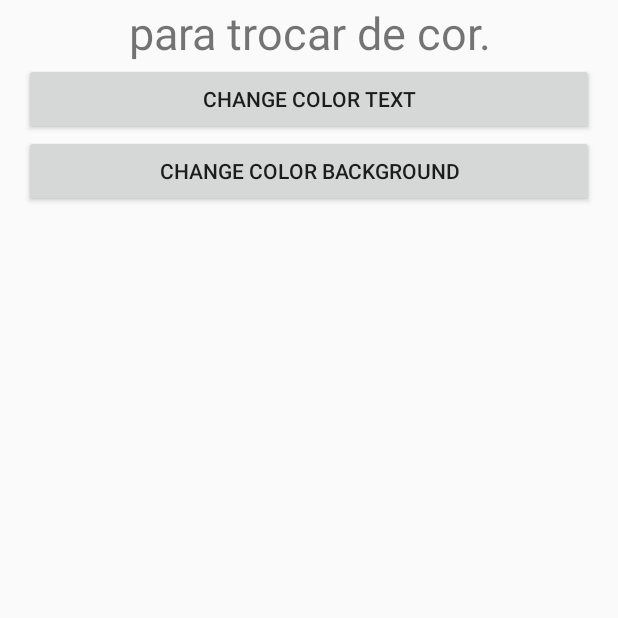
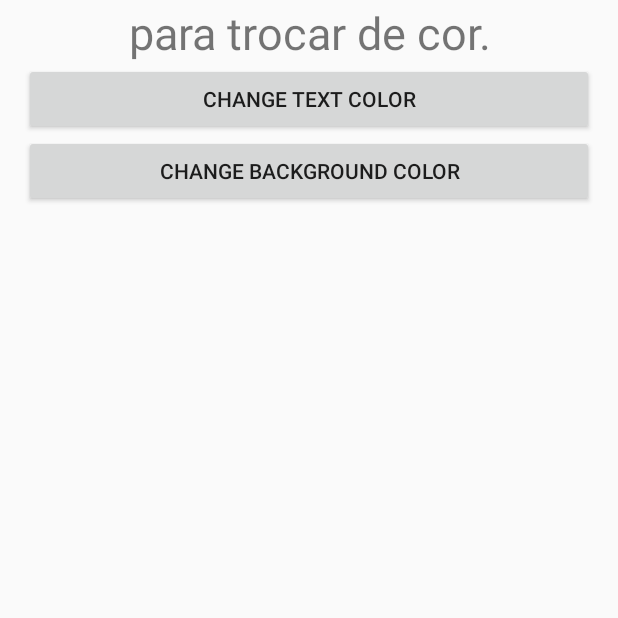
Before and after one commit to sandroliveira/PJTS_Digital_House, an Android app: the screen it shows after launch (MainActivity), on a phone screen of 412 x 824 dp, the part 582-1200 px from its top. Run offline under Robolectric (Android 15) with nearby library versions, the light colour scheme and no system bars.

Commit message:
Update strings.xml

```diff
--- a/Apps Android/1- First app/MyFirstApplication2/app/src/main/res/values/strings.xml
+++ b/Apps Android/1- First app/MyFirstApplication2/app/src/main/res/values/strings.xml
@@ -1,5 +1,5 @@
 <resources>
     <string name="app_name">My First Application 2</string>
-    <string name="button1">change color text</string>
-    <string name="button2">change color background</string>
+    <string name="button1">change text color</string>
+    <string name="button2">change background color</string>
 </resources>
```
